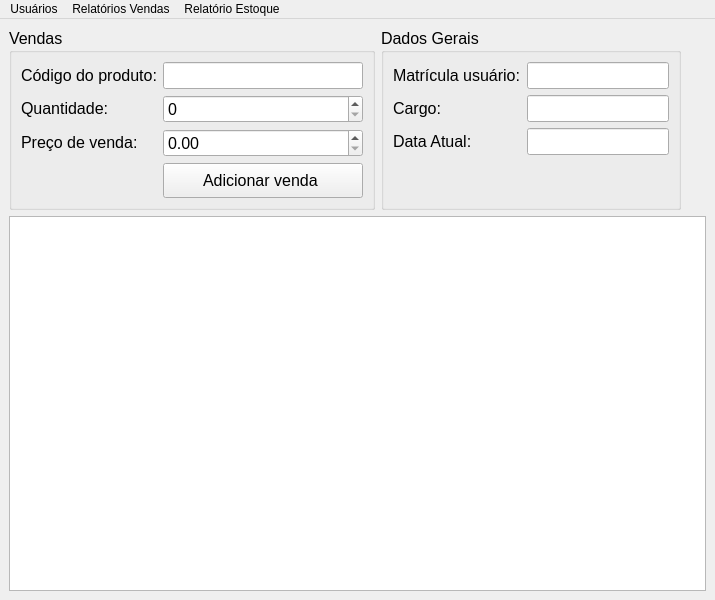
This is tela_principal/tela_principal.ui in ThiagoServulo/Sistema-Gerenciador-de-Estoque as Qt 5 draws it before an edit. The edited form follows.
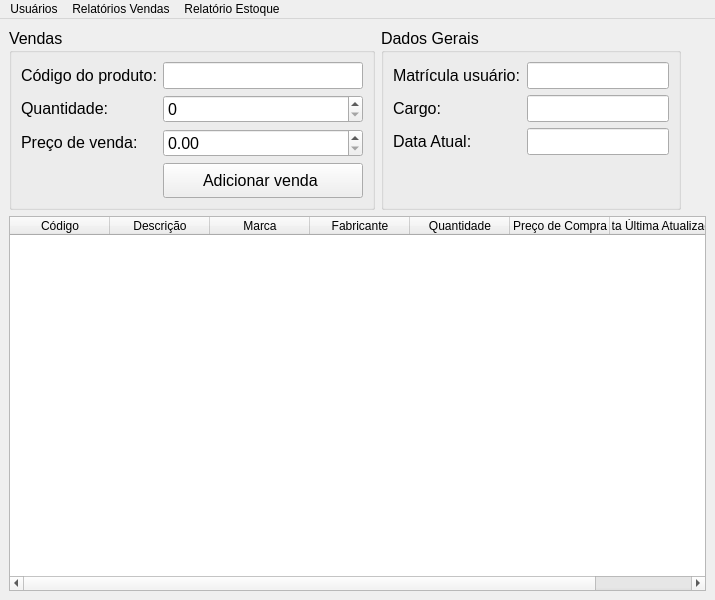
This is the edited form.

Commit message: Inicialização da Tabela de Produtos

What changed in the file:
```diff
--- a/tela_principal/tela_principal.ui
+++ b/tela_principal/tela_principal.ui
@@ -372,7 +372,43 @@
      </spacer>
     </item>
     <item row="1" column="0" colspan="3">
-     <widget class="QTableView" name="tabela"/>
+     <widget class="QTableWidget" name="tableWidget">
+      <column>
+       <property name="text">
+        <string>Código</string>
+       </property>
+      </column>
+      <column>
+       <property name="text">
+        <string>Descrição</string>
+       </property>
+      </column>
+      <column>
+       <property name="text">
+        <string>Marca</string>
+       </property>
+      </column>
+      <column>
+       <property name="text">
+        <string>Fabricante</string>
+       </property>
+      </column>
+      <column>
+       <property name="text">
+        <string>Quantidade</string>
+       </property>
+      </column>
+      <column>
+       <property name="text">
+        <string>Preço de Compra</string>
+       </property>
+      </column>
+      <column>
+       <property name="text">
+        <string>Data Última Atualização</string>
+       </property>
+      </column>
+     </widget>
     </item>
    </layout>
   </widget>
```
Left out of the diff: 26 changed lines with no effect on the pictures. The commit also changes 4 other files.
